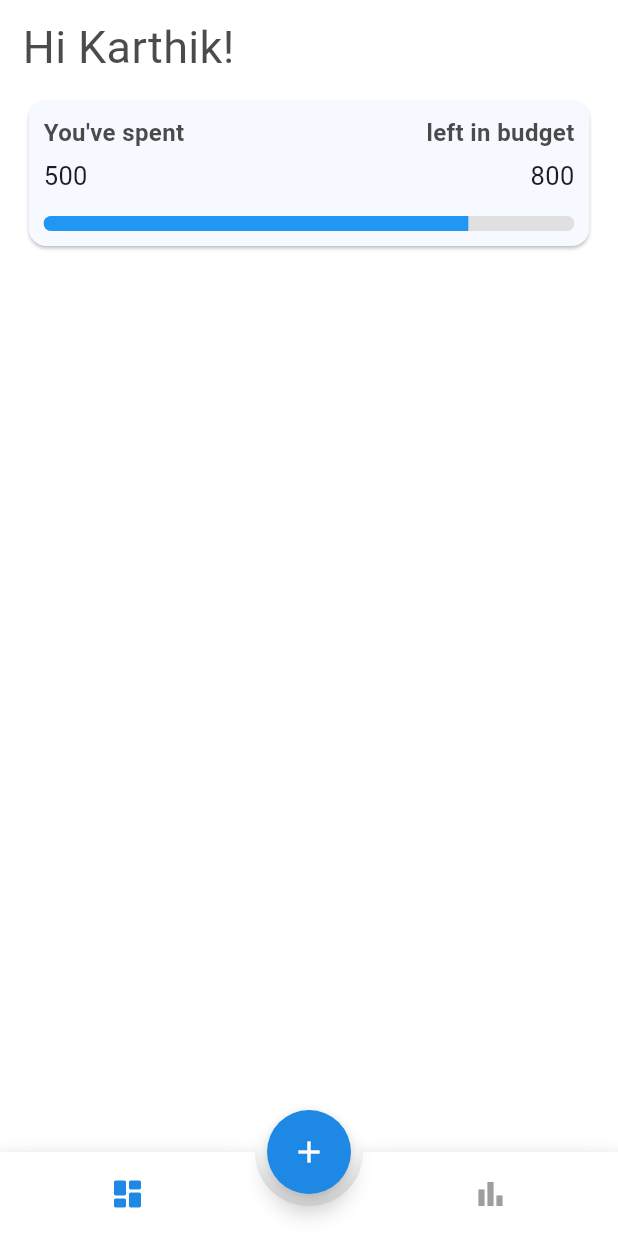
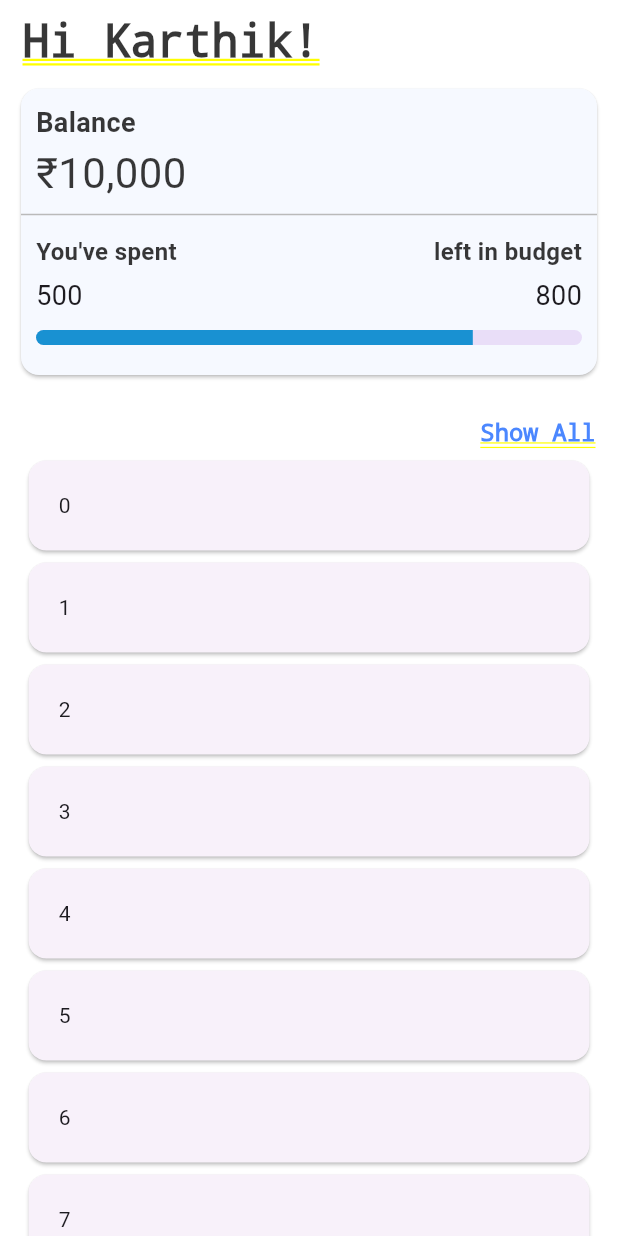
Before and after one commit to KarthikeyaGit/budgetApp, a Flutter app: the HomePage screen opened by its route, on a phone screen of 412 x 824 dp. Run offline on Flutter 3.47's test engine with Material 3 defaults, Android fonts, the light colour scheme and no system bars; drawn by our look-alikes of animated_bottom_navigation_bar; our stand-ins replace fl_chart.

Commit message:
bottom popup and transation list

```diff
--- a/lib/main.dart
+++ b/lib/main.dart
@@ -1,6 +1,7 @@
 import 'package:budgetapp/pages/home_page.dart';
 import 'package:budgetapp/pages/loading_page.dart';
 import 'package:budgetapp/pages/login_page.dart';
+import 'package:budgetapp/pages/navigation.dart';
 import 'package:budgetapp/pages/registrations_page.dart';
 import 'package:flutter/material.dart';
 
@@ -22,9 +23,10 @@ class MyApp extends StatelessWidget {
       ),
       routes: {
         '/': (context) => const LoadingPage(),
+        '/main': (context) => const Navigation(),
         '/login': (context) => const LoginPage(),
         '/registration': (context) => const RegistrationPage(),
-        '/home': (context) => const HomePage(),
+        '/dashboard': (context) => const HomePage(),
       },
     );
   }
--- a/lib/pages/home_page.dart
+++ b/lib/pages/home_page.dart
@@ -17,53 +17,103 @@ class _HomePageState extends State<HomePage> {
     int usedBudget = 800; // Example initial value
     int totalBudget = 1000; // Example total budget
 
-    return Scaffold(
-      backgroundColor: Colors.white,
-      bottomNavigationBar: getTabs(),
-      floatingActionButton: FloatingActionButton(
-        focusColor: Colors.blue.shade700,
-        backgroundColor: Colors.blue.shade600,
-        shape: const CircleBorder(eccentricity: BorderSide.strokeAlignCenter),
-        onPressed: () {},
-        child: const Icon(Icons.add, color: Colors.white),
-      ),
-      floatingActionButtonLocation: FloatingActionButtonLocation.centerDocked,
-      body: SafeArea(
-        child: Column(
+    return SafeArea(
+      child: ListView(
+        // physics: ClampingScrollPhysics(), // Prevents overflow
+
+        children: [
+          Column(
             crossAxisAlignment: CrossAxisAlignment.start,
             children: [
               const Padding(
-             padding: EdgeInsets.only(top:10, right:15, bottom:0, left:15),
+                padding:
+                    EdgeInsets.only(top: 10, right: 15, bottom: 0, left: 15),
                 child: Text(
                   "Hi Karthik!",
                   style: TextStyle(
-                    fontSize: 30, color: Color.fromARGB(221, 49, 47, 47)),
+                      fontSize: 30, color: Color.fromARGB(221, 24, 24, 24)),
                 ),
               ),
               Padding(
-              padding: EdgeInsets.only(top:10, right:15, bottom:15, left:15),
+                padding: const EdgeInsets.only(
+                    top: 10, right: 10, bottom: 15, left: 10),
                 child: Card(
-                color: Color.fromARGB(255, 246, 249, 255),
+                  color: const Color.fromARGB(255, 246, 249, 255),
                   child: Column(
                     children: [
                       const Padding(
-                      padding: EdgeInsets.only(top:10, right:10, bottom:5, left:10),
-                      child: Row(
+                        padding: EdgeInsets.only(
+                            top: 10, right: 10, bottom: 0, left: 10),
+                        child: Column(
+                          children: [
+                            Row(
+                              children: [
+                                Text(
+                                  "Balance",
+                                  style: TextStyle(
+                                      fontSize: 18,
+                                      fontWeight: FontWeight.w600,
+                                      color: Color.fromARGB(221, 24, 24, 24)),
+                                ),
+                              ],
+                            ),
+                            Row(
+                              children: [
+                                Text(
+                                  "₹10,000",
+                                  style: TextStyle(
+                                      fontSize: 28,
+                                      fontWeight: FontWeight.w400,
+                                      color: Color.fromARGB(221, 24, 24, 24)),
+                                ),
+                              ],
+                            ),
+                          ],
+                        ),
+                      ),
+                      const Divider(
+                        color: Color.fromARGB(255, 186, 186, 186),
+                        thickness: 1, // You can adjust thickness as needed
+                      ),
+                      const Padding(
+                        padding: EdgeInsets.only(
+                            top: 5, right: 10, bottom: 5, left: 10),
+                        child: Column(
+                          children: [
+                            Row(
                               mainAxisAlignment: MainAxisAlignment.spaceBetween,
-                        children: [ Text("You've spent", style: TextStyle(fontSize: 16,fontWeight: FontWeight.w600,color:  Color.fromARGB(221, 49, 47, 47)),),
-                        Text("left in budget", style: TextStyle(fontSize: 16,fontWeight: FontWeight.w600,color:  Color.fromARGB(221, 49, 47, 47)))],
+                              children: [
+                                Text(
+                                  "You've spent",
+                                  style: TextStyle(
+                                      fontSize: 16,
+                                      fontWeight: FontWeight.w600,
+                                      color: Color.fromARGB(221, 24, 24, 24)),
+                                ),
+                                Text("left in budget",
+                                    style: TextStyle(
+                                        fontSize: 16,
+                                        fontWeight: FontWeight.w600,
+                                        color: Color.fromARGB(221, 24, 24, 24)))
+                              ],
+                            )
+                          ],
                         ),
                       ),
                       const Padding(
-                      padding: EdgeInsets.only(top:0, right:10, bottom:5, left:10),
+                        padding: EdgeInsets.only(
+                            top: 0, right: 10, bottom: 0, left: 10),
                         child: Row(
                           mainAxisAlignment: MainAxisAlignment.spaceBetween,
-                        children: [ Text("500", style: TextStyle(fontSize: 17)),
-                        Text("800", style: TextStyle(fontSize: 17))],
+                          children: [
+                            Text("500", style: TextStyle(fontSize: 18)),
+                            Text("800", style: TextStyle(fontSize: 18))
+                          ],
                         ),
                       ),
                       Padding(
-                      padding: const EdgeInsets.all(10.0),
+                        padding: const EdgeInsets.only(
+                            top: 10, right: 10, bottom: 20, left: 10),
                         child: SizedBox(
                           width: double.infinity,
                           child: ClipRRect(
@@ -72,9 +122,9 @@ class _HomePageState extends State<HomePage> {
                             child: LinearProgressIndicator(
                               minHeight: 10,
                               value: usedBudget / totalBudget,
-                            backgroundColor: Colors.grey[300],
-                            valueColor:
-                                const AlwaysStoppedAnimation<Color>(Colors.blue),
+                              // backgroundColor: Color.fromARGB(255, 64, 124, 243),
+                              valueColor: const AlwaysStoppedAnimation<Color>(
+                                  Color.fromARGB(255, 25, 145, 210)),
                             ),
                           ),
                         ),
@@ -83,98 +133,51 @@ class _HomePageState extends State<HomePage> {
                   ),
                 ),
               ),
-
-            // Padding(
-            //   padding: const EdgeInsets.all(20.0),
-            //   child: SizedBox(
-            //     width: double.infinity, // Set width to fill available space
-            //     height: 300, // Fixed height
-            //     child: AnimatedSwitcher(
-            //       duration: const Duration(milliseconds: 500),
-            //       child:
-            //           pageIndex == 0 ? buildFirstChart() : buildSecondChart(),
-            //     ),
-            //   ),
-            // ),
+              Padding(
+                padding:
+                    EdgeInsets.only(top: 10, right: 15, bottom: 0, left: 15),
+                child: Row(
+                  mainAxisAlignment: MainAxisAlignment.spaceBetween,
+                  children: [
+                    Expanded(
+                        child:
+                            Container()), // Add empty expanded widget to push "Show All" to the right
+                    Text(
+                      "Show All",
+                      style: TextStyle(
+                        fontSize: 16,
+                        color: Color.fromARGB(221, 47, 116, 255),
+                        fontWeight: FontWeight.w600,
+                      ),
+                    ),
                   ],
                 ),
               ),
+              Padding(
+                padding:
+                    EdgeInsets.only(top: 5, right: 15, bottom: 0, left: 15),
+                child: Column(
+                  children: [
+                    // Add a ListView for scrollable list of cards
+                    ListView.builder(
+                      shrinkWrap: true,
+                      physics:
+                          NeverScrollableScrollPhysics(), // Prevents scrolling of the ListView
+                      itemCount:
+                          20, // Replace `yourItemCount` with the actual number of items
+                      itemBuilder: (context, index) {
+                        // Replace this with your card widget
+                        return Card(
+                          child: Padding(padding:
+                          EdgeInsets.all(20),
+                          child: Text('$index'),),
                         );
-  }
-
-  Widget getTabs() {
-    List<IconData> iconsItems = [
-      Icons.dashboard_rounded,
-      Icons.bar_chart_sharp,
-    ];
-    return AnimatedBottomNavigationBar(
-      icons: iconsItems,
-      activeIndex: pageIndex,
-      activeColor: Colors.blue.shade600,
-      inactiveColor: Colors.grey.shade500,
-      gapLocation: GapLocation.center,
-      onTap: (index) {
-        setState(() {
-          pageIndex = index;
-        });
                       },
-    );
-  }
-
-  Widget buildFirstChart() {
-    return PieChart(
-      PieChartData(
-        sections: [
-          PieChartSectionData(
-            value: 40,
-            color: Colors.red,
-            title: '40%',
-            radius: 50,
-            titleStyle: const TextStyle(color: Colors.white, fontSize: 16),
-          ),
-          PieChartSectionData(
-            value: 30,
-            color: Colors.blue,
-            title: '30%',
-            radius: 50,
-            titleStyle: const TextStyle(color: Colors.white, fontSize: 16),
-          ),
-          PieChartSectionData(
-            value: 30,
-            color: Colors.green,
-            title: '30%',
-            radius: 50,
-            titleStyle: const TextStyle(color: Colors.white, fontSize: 16),
                     ),
                   ],
                 ),
-    );
-  }
-
-  Widget buildSecondChart() {
-    return PieChart(
-      PieChartData(
-        sections: [
-          PieChartSectionData(
-            value: 20,
-            color: Colors.yellow,
-            title: '20%',
-            radius: 50,
-            titleStyle: const TextStyle(color: Colors.white, fontSize: 16),
               ),
-          PieChartSectionData(
-            value: 40,
-            color: Colors.orange,
-            title: '40%',
-            radius: 50,
-            titleStyle: const TextStyle(color: Colors.white, fontSize: 16),
-          ),
-          PieChartSectionData(
-            value: 40,
-            color: Colors.purple,
-            title: '40%',
-            radius: 50,
-            titleStyle: const TextStyle(color: Colors.white, fontSize: 16),
+            ],
           ),
         ],
       ),
--- a/lib/pages/login_page.dart
+++ b/lib/pages/login_page.dart
@@ -62,7 +62,7 @@ class _LoginPageState extends State<LoginPage> {
                 onPressed: () {
                   if (_formKey.currentState!.validate()) {
                     // Form is validated, proceed with login
-                    Navigator.pushReplacementNamed(context, '/home');
+                    Navigator.pushReplacementNamed(context, '/main');
                   }
                 },
                 child: Text('Login'),
```
Also changed, not shown: lib/pages/analytics_page.dart (added, +15 -0 lines), lib/pages/navigation.dart (added, +80 -0 lines). Lines whose indentation alone changed are shown as unchanged.
